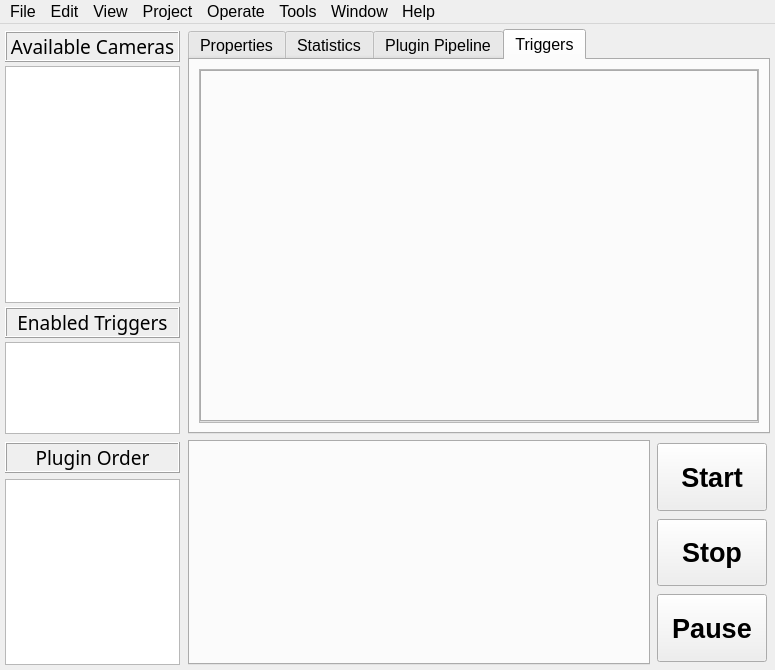
Above: rataGUI/interface/design/mainWindow.ui from nathanielnyema/rataGUI before the change. Below: the same form after it.
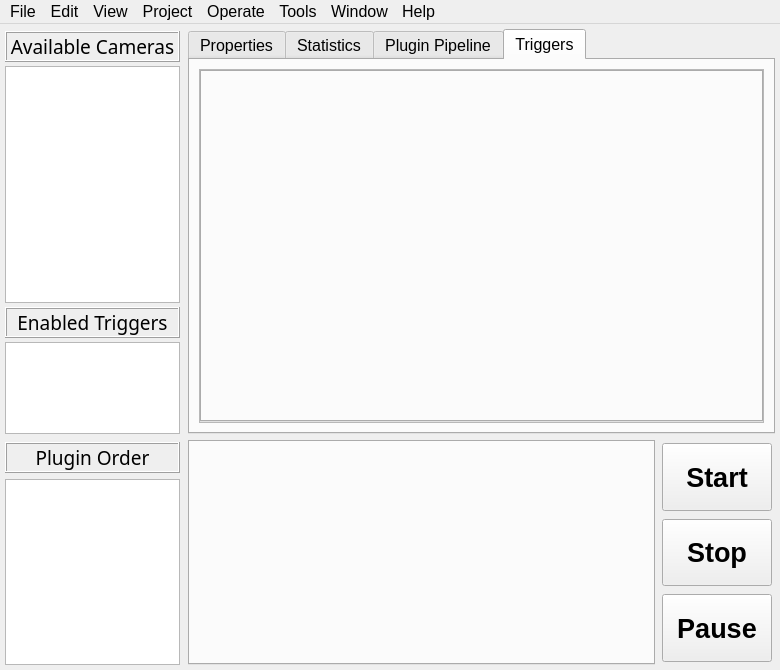
That is the form after the change. Custom widgets are drawn as their Qt base class.

```diff
--- a/rataGUI/interface/design/mainWindow.ui
+++ b/rataGUI/interface/design/mainWindow.ui
@@ -6,7 +6,7 @@
    <rect>
     <x>0</x>
     <y>0</y>
-    <width>775</width>
+    <width>780</width>
     <height>670</height>
    </rect>
   </property>
@@ -437,7 +437,7 @@
               <rect>
                <x>0</x>
                <y>0</y>
-               <width>561</width>
+               <width>566</width>
                <height>367</height>
               </rect>
              </property>
@@ -757,7 +757,7 @@
     <rect>
      <x>0</x>
      <y>0</y>
-     <width>775</width>
+     <width>780</width>
      <height>18</height>
     </rect>
    </property>
```
Left out of the diff: 2 changed lines with no effect on the pictures.
